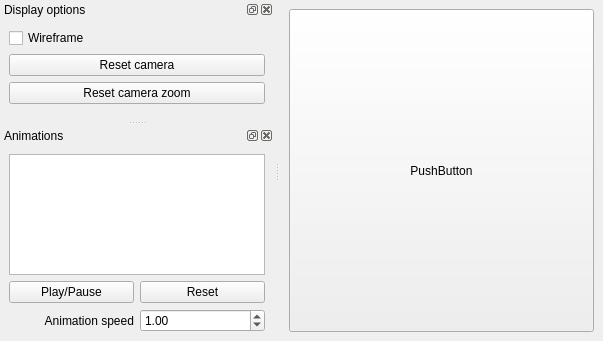
First picture: the form in ui/mainwindow.ui, repository mapret/modelviewer, before the edit.
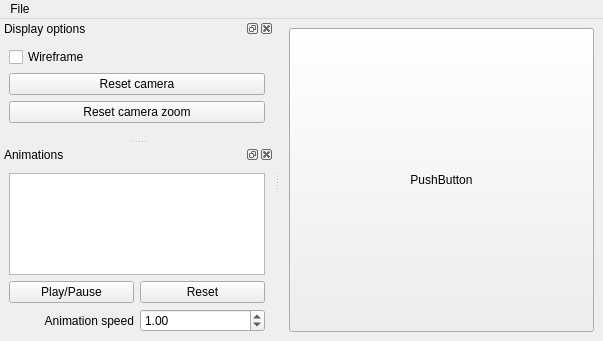
Second picture: the form after the edit.

Commit message: Added File->Open menu entry

```diff
--- a/ui/mainwindow.ui
+++ b/ui/mainwindow.ui
@@ -140,6 +140,20 @@
     </layout>
    </widget>
   </widget>
+  <widget class="QMenuBar" name="menuBar">
+   <widget class="QMenu" name="menuFile">
+    <property name="title">
+     <string>File</string>
+    </property>
+    <addaction name="act_open"/>
+   </widget>
+   <addaction name="menuFile"/>
+  </widget>
+  <action name="act_open">
+   <property name="text">
+    <string>Open</string>
+   </property>
+  </action>
  </widget>
  <resources/>
  <connections/>
```
The commit also changes 3 other files.
